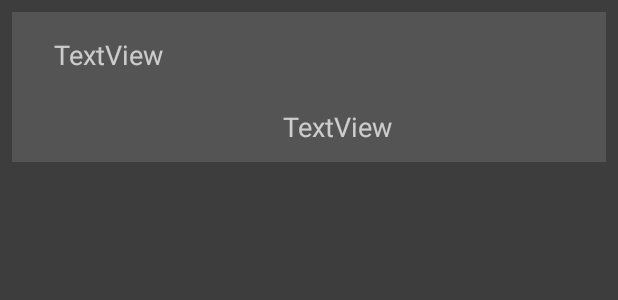
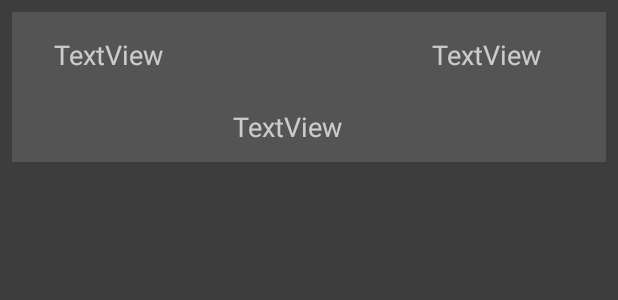
Before and after one commit to Bosmansc/OfflineSoccerManager, an Android app: the layout activity_list_all_games_row.xml on its own in the app's theme, with its tools: preview values and no code run, on a phone screen of 412 x 824 dp. Shown: the top 300 px of the screen. Run offline under Robolectric (Android 15) with nearby library versions, the phone set to English and light mode, and no system bars; network calls fail.

```diff
--- a/app/src/main/res/layout/activity_list_all_games_row.xml
+++ b/app/src/main/res/layout/activity_list_all_games_row.xml
@@ -65,19 +65,26 @@
 
             <TextView
                 android:id="@+id/tv_ploeg"
-                android:layout_width="181dp"
-                android:layout_height="34dp"
-                android:layout_marginStart="20dp"
-                android:layout_marginLeft="20dp"
+                android:layout_width="213dp"
+                android:layout_height="33dp"
                 android:layout_marginTop="64dp"
-                android:layout_marginEnd="24dp"
-                android:layout_marginRight="24dp"
+                android:layout_marginEnd="35dp"
+                android:layout_marginRight="35dp"
                 android:text="TextView"
                 android:textSize="18sp"
                 app:layout_constraintEnd_toEndOf="parent"
-                app:layout_constraintHorizontal_bias="0.857"
-                app:layout_constraintStart_toEndOf="@+id/tv_plaats"
                 app:layout_constraintTop_toTopOf="parent" />
+
+            <TextView
+                android:id="@+id/tv_score"
+                android:layout_width="wrap_content"
+                android:layout_height="38dp"
+                android:layout_marginEnd="8dp"
+                android:layout_marginRight="8dp"
+                android:text="TextView"
+                android:textSize="18dp"
+                app:layout_constraintEnd_toEndOf="@+id/tv_ploeg"
+                app:layout_constraintTop_toTopOf="@+id/tv_speler" />
         </android.support.constraint.ConstraintLayout>
     </LinearLayout>
 
```
Also changed, not shown: app/src/main/AndroidManifest.xml (+7 -7 lines), app/src/main/java/bosmans/frigo/ListAllGames.java (+7 -2 lines), app/src/main/java/bosmans/frigo/MainActivity.java (+7 -6 lines).
